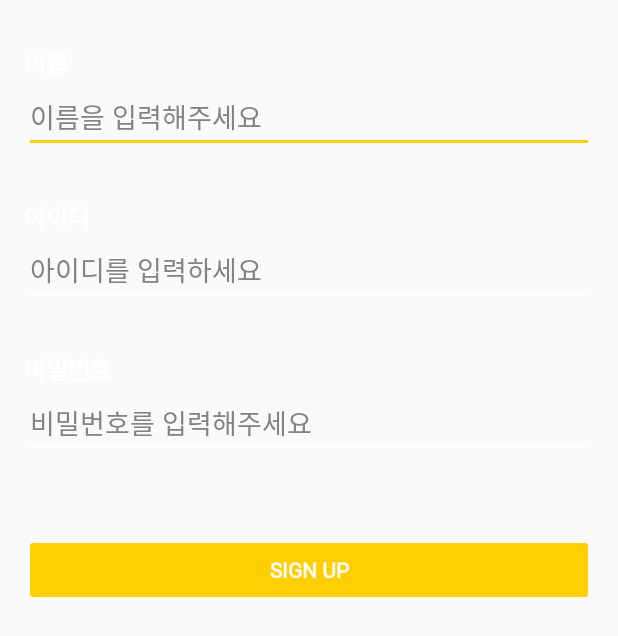
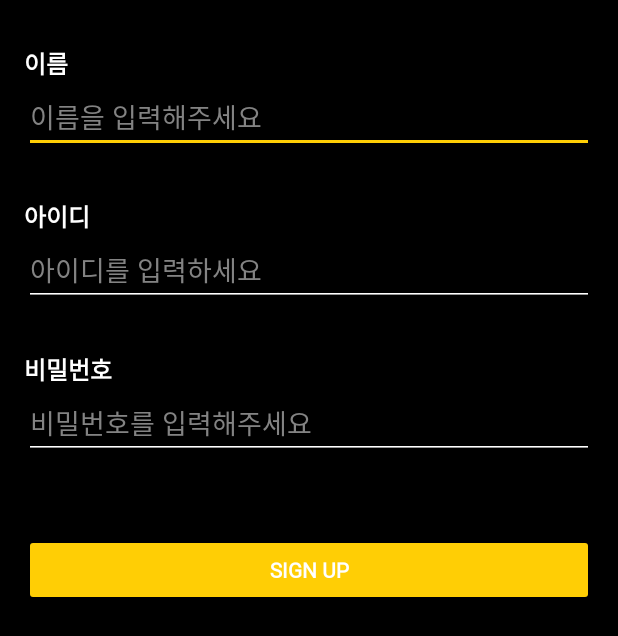
Before and after one commit to jinsu4755/AndroidSOPT, an Android app: the screen it shows after launch (SignUpActivity), after a tap on "회원가입", on a phone screen of 412 x 824 dp. Shown: the top 636 px of the screen. Run offline under Robolectric (Android 15) with nearby library versions, the phone set to English and light mode, and no system bars.

Commit message:
week1: login, Signin, autologin

```diff
--- a/SOPT_27th_Android/app/src/main/res/values/styles.xml
+++ b/SOPT_27th_Android/app/src/main/res/values/styles.xml
@@ -5,6 +5,7 @@
         <item name="colorPrimary">@color/colorPrimary</item>
         <item name="colorPrimaryDark">@color/colorPrimaryDark</item>
         <item name="colorAccent">@color/colorAccent</item>
+        <item name="android:background">@color/colorPrimaryDark</item>
     </style>
 
     <style name="EditTextTheme" parent="Widget.AppCompat.EditText">
```
